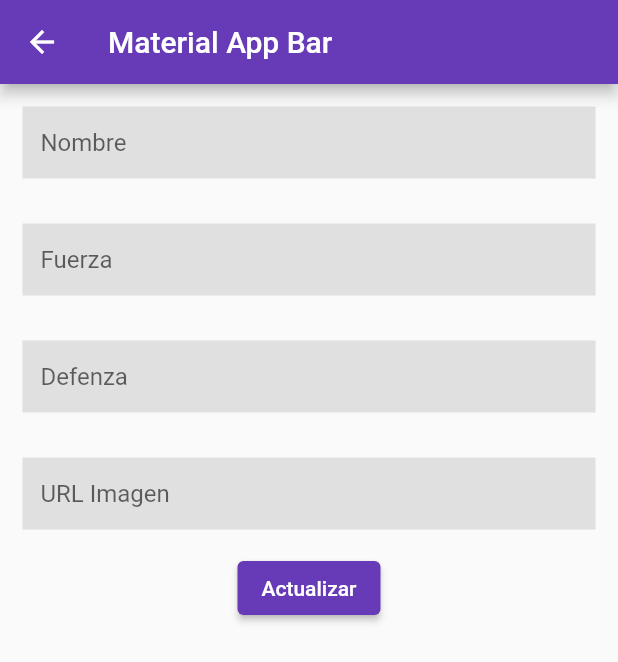
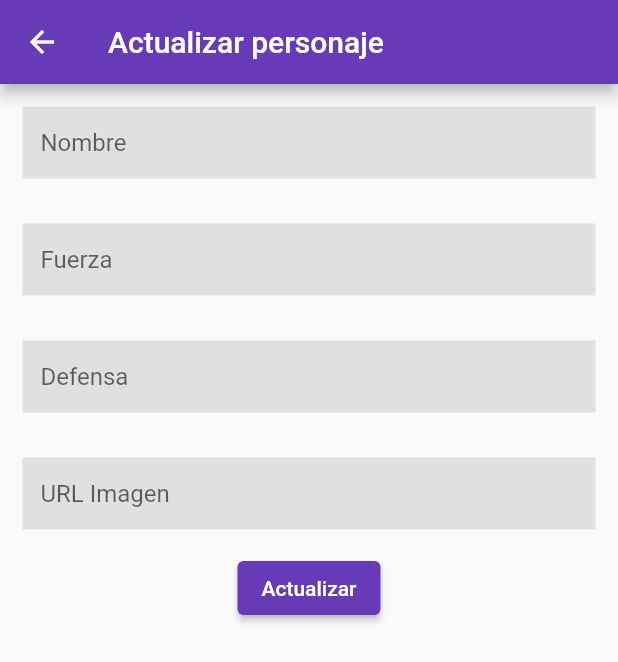
Before and after one commit to CastleMart/personajes_api_fe_Moviles, a Flutter app: the ActualizarPersonaje screen opened directly with empty values, on a phone screen of 412 x 824 dp. Shown: the top 662 px of the screen. Run offline on Flutter 3.47's test engine with Material 2 defaults, Android fonts, the phone set to English and light mode, and no system bars; missing offline and left inert: dart:ffi; network calls fail.

Commit message:
new code

```diff
--- a/lib/main.dart
+++ b/lib/main.dart
@@ -30,7 +30,6 @@ class _MyAppState extends State<MyApp> {
   void initState() {
     // TODO: implement initState
     super.initState();
-    personajes = connect.getPersonajes();
   }
 
   void _reloadItems() {
@@ -45,6 +44,7 @@ class _MyAppState extends State<MyApp> {
     _reloadItems();
 
     return MaterialApp(
+        debugShowCheckedModeBanner: false,
         title: 'Mi aplicación',
         theme: ThemeData(
           primarySwatch: Colors.deepPurple,
@@ -88,13 +88,10 @@ class _MyAppState extends State<MyApp> {
     List<int> id = [];
 
     for (var item in datos) {
-      //TextEditingController textos = TextEditingController(text: "guau ");
       id.add(int.parse(item.id));
       personajesWid.add(Card(
           child: Column(
         children: [
-          //textos.value(TextEditingValue(text: item.nombre)),
-
           Expanded(
             child: Image.network(
               item.img,
@@ -108,7 +105,7 @@ class _MyAppState extends State<MyApp> {
           ),
           Disenios.atributosPersonaje("Nombre", item.nombre, 2.0),
           Disenios.atributosPersonaje("Fuerza", item.fuerza, 2.0),
-          Disenios.atributosPersonaje("Defenza", item.defenza, 2.0),
+          Disenios.atributosPersonaje("Defensa", item.defenza, 2.0),
           ElevatedButton(
               onPressed: () {
                 Navigator.push(
@@ -116,7 +113,7 @@ class _MyAppState extends State<MyApp> {
                     MaterialPageRoute(
                         builder: (context) => VerPersonaje(item)));
               },
-              child: Text("Ver")),
+              child: Text("Ver Detalles")),
         ],
       )));
     }
--- a/lib/views/ActualizarPersonaje.dart
+++ b/lib/views/ActualizarPersonaje.dart
@@ -26,14 +26,14 @@ class ActualizarPersonaje extends StatelessWidget {
 
     return Scaffold(
       appBar: AppBar(
-        title: const Text('Material App Bar'),
+        title: const Text('Actualizar personaje'),
       ),
       body: Center(
           child: Column(
         children: [
           Disenios.fieldTextDatoPersonaje(nombreText, "Nombre"),
           Disenios.fieldTextDatoPersonaje(fuerzaText, "Fuerza"),
-          Disenios.fieldTextDatoPersonaje(defenzaText, "Defenza"),
+          Disenios.fieldTextDatoPersonaje(defenzaText, "Defensa"),
           Disenios.fieldTextDatoPersonaje(imgText, "URL Imagen"),
           ElevatedButton(
               onPressed: () {
--- a/lib/views/CrearPersonaje.dart
+++ b/lib/views/CrearPersonaje.dart
@@ -28,7 +28,7 @@ class CrearPersonaje extends StatelessWidget {
         children: [
           Disenios.fieldTextDatoPersonaje(nombreText, "Nombre"),
           Disenios.fieldTextDatoPersonaje(fuerzaText, "Fuerza"),
-          Disenios.fieldTextDatoPersonaje(defenzaText, "Defenza"),
+          Disenios.fieldTextDatoPersonaje(defenzaText, "Defensa"),
           Disenios.fieldTextDatoPersonaje(imgText, "URL Imagen"),
           ElevatedButton(
               onPressed: () {
@@ -43,7 +43,7 @@ class CrearPersonaje extends StatelessWidget {
 
                 //Navigator.pop(context);
               },
-              child: Text("Ingresar"))
+              child: Text("Agregar"))
         ],
       )),
     );
--- a/lib/views/VerPersonaje.dart
+++ b/lib/views/VerPersonaje.dart
@@ -16,7 +16,7 @@ class VerPersonaje extends StatelessWidget {
     PersonajeController con = new PersonajeController();
     return Scaffold(
       appBar: AppBar(
-        title: const Text('Material App Bar'),
+        title: const Text('Detalles del personaje'),
       ),
       body: Center(
           child: Card(
@@ -39,7 +39,7 @@ class VerPersonaje extends StatelessWidget {
             children: [
               Disenios.atributosPersonaje("Nombre", personaje.nombre, 8.0),
               Disenios.atributosPersonaje("Fuerza", personaje.fuerza, 8.0),
-              Disenios.atributosPersonaje("Defenza", personaje.defenza, 8.0),
+              Disenios.atributosPersonaje("Defensa", personaje.defenza, 8.0),
               Row(
                 mainAxisSize: MainAxisSize.max,
                 mainAxisAlignment: MainAxisAlignment.spaceEvenly,
```
